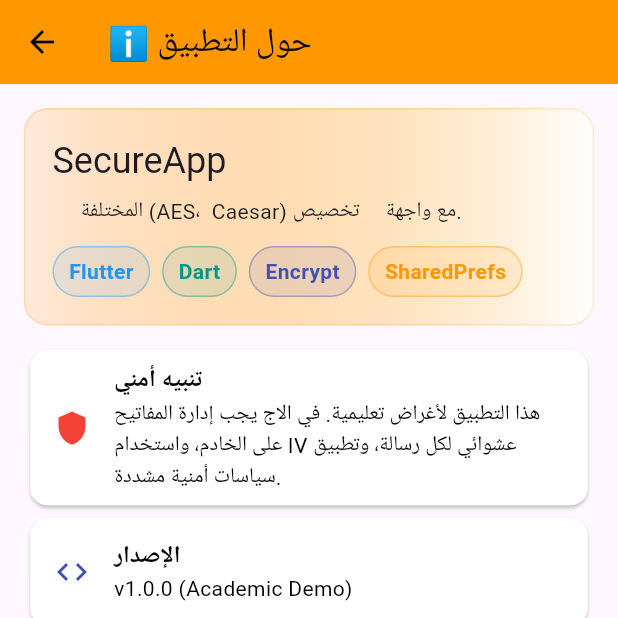
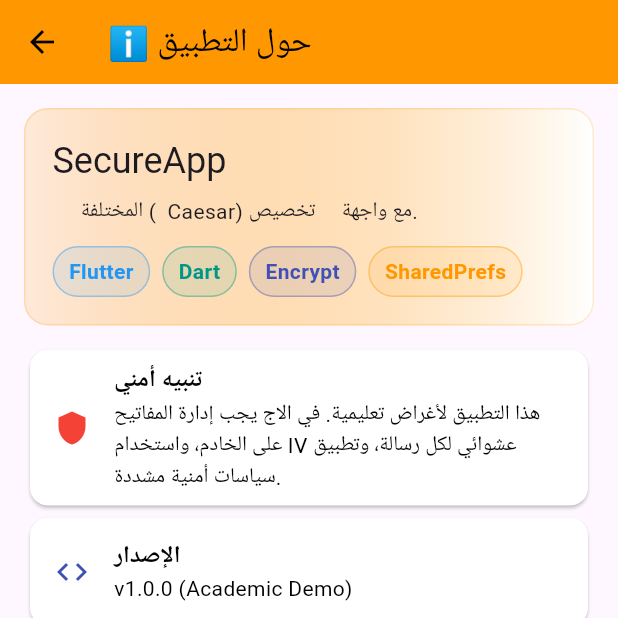
Before and after one commit to hashedalmaswi/my-project, a Flutter app: the AboutPage screen opened directly, on a phone screen of 412 x 824 dp, the top half of it. Run offline on Flutter 3.47's test engine with Material 3 defaults, Android fonts, the phone set to English and light mode, and no system bars; our stand-ins replace shared_preferences; missing offline and left inert: encrypt; accounts and stored records are empty.

```diff
--- a/lib/about_page.dart
+++ b/lib/about_page.dart
@@ -50,7 +50,7 @@ class AboutPage extends StatelessWidget {
                 Text('SecureApp', style: Theme.of(context).textTheme.headlineSmall),
                 const SizedBox(height: 8),
                 const Text(
-                  '     المختلفة (AES،  Caesar) '
+                  '     المختلفة (  Caesar) '
                       'مع واجهة     تخصيص.',
                 ),
                 const SizedBox(height: 12),
```
